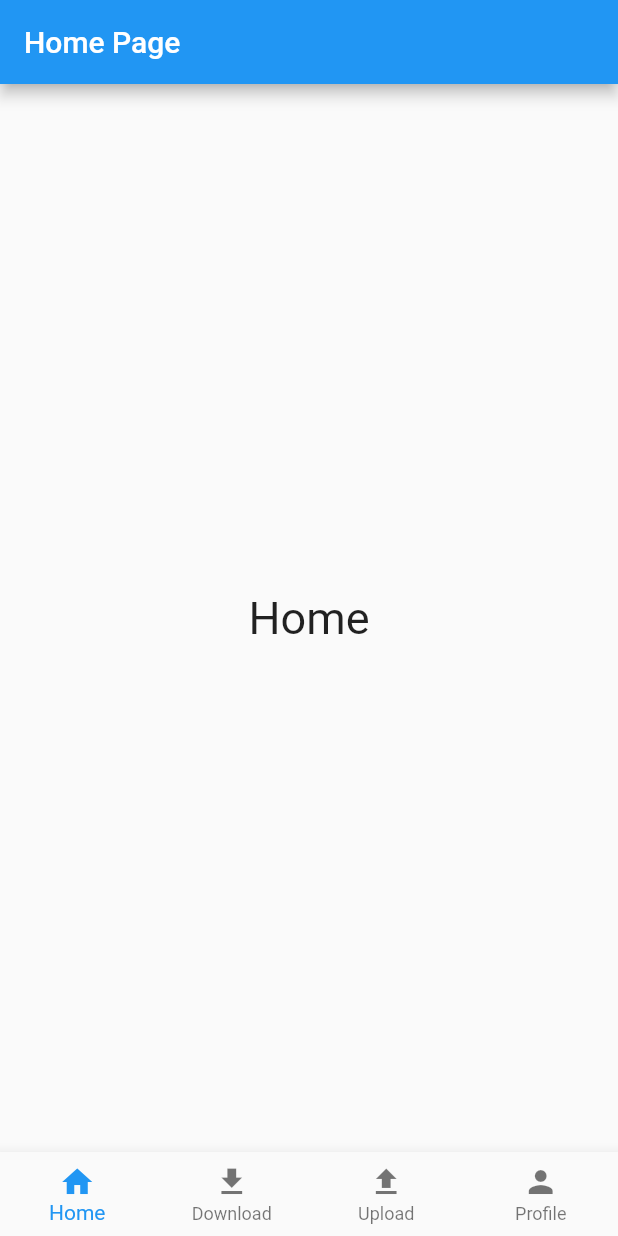
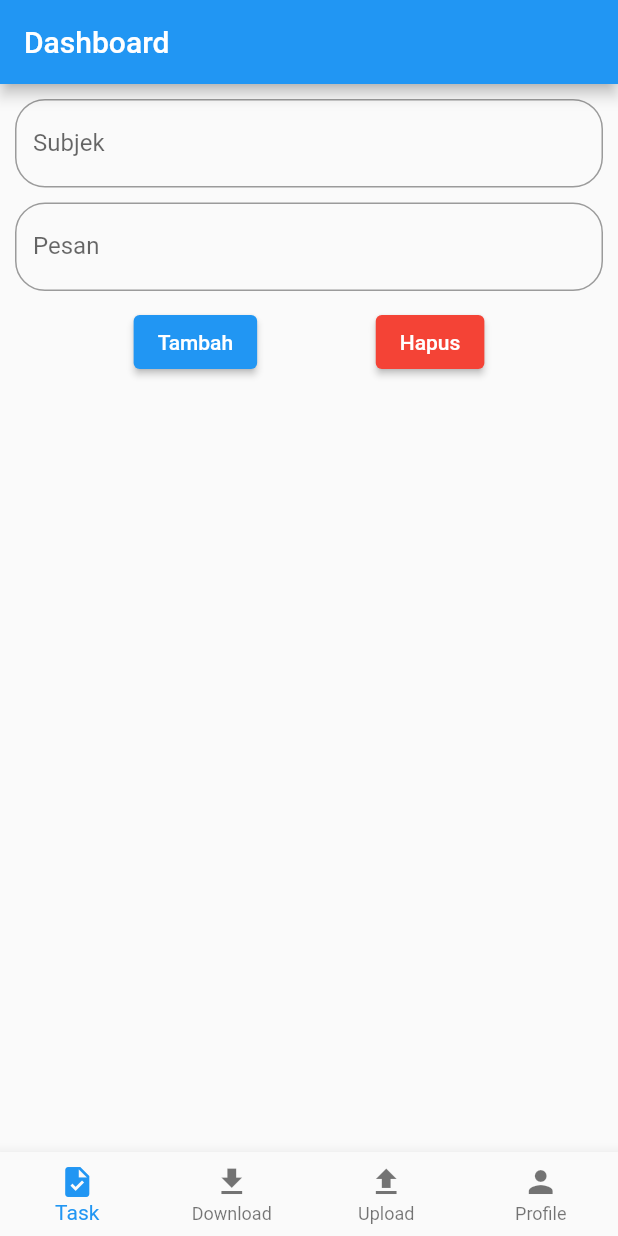
Before and after one commit to irwan123/TaskApp, a Flutter app: the DashboardPage screen opened directly, on a phone screen of 412 x 824 dp. Run offline on Flutter 3.47's test engine with Material 2 defaults, Android fonts, the phone set to English and light mode, and no system bars; our stand-ins replace cloud_firestore, file_picker, firebase_auth, firebase_core, firebase_storage, flutter_local_notifications; accounts and stored records are empty.

Commit message:
task crud

```diff
--- a/lib/dashboard.dart
+++ b/lib/dashboard.dart
@@ -1,5 +1,5 @@
 import 'package:apptask/download.dart';
-import 'package:apptask/home.dart';
+import 'package:apptask/task.dart';
 import 'package:apptask/profil.dart';
 import 'package:apptask/upload.dart';
 import 'package:flutter/material.dart';
@@ -14,17 +14,17 @@ class DashboardPage extends StatefulWidget {
 class _DashboardPageState extends State<DashboardPage> {
   late final int _currentIndex = 0;
 
-  final HomePage _homePage = const HomePage();
+  final TaskPage _taskPage = const TaskPage();
   final DownloadScreen _downloadScreen = const DownloadScreen();
   final UploadScreen _uploadScreen = const UploadScreen();
   final ProfilPage _profilPage = const ProfilPage();
 
-  late Widget _showPage = const HomePage();
+  late Widget _showPage = const TaskPage();
 
   Widget _pageChooser(int page) {
     switch (page) {
       case 0:
-        return _homePage;
+        return _taskPage;
       case 1:
         return _downloadScreen;
       case 2:
@@ -51,8 +51,8 @@ class _DashboardPageState extends State<DashboardPage> {
         type: BottomNavigationBarType.fixed,
         items: const [
           BottomNavigationBarItem(
-              icon: Icon(Icons.home),
-              label: ("Home"),
+              icon: Icon(Icons.task),
+              label: ("Task"),
               backgroundColor: Colors.blue),
           BottomNavigationBarItem(
               icon: Icon(Icons.download),
--- a/lib/home.dart
+++ /dev/null
@@ -1,21 +0,0 @@
-import 'package:flutter/material.dart';
-
-class HomePage extends StatefulWidget {
-  const HomePage({Key? key}) : super(key: key);
-
-  @override
-  _HomePageState createState() => _HomePageState();
-}
-
-class _HomePageState extends State<HomePage> {
-  @override
-  Widget build(BuildContext context) {
-    return Scaffold(
-        appBar: AppBar(title: const Text('Home Page')),
-        body: const Center(
-            child: Text(
-          "Home",
-          style: TextStyle(fontSize: 30),
-        )));
-  }
-}
--- a/lib/login.dart
+++ b/lib/login.dart
@@ -1,7 +1,7 @@
+import 'package:apptask/dashboard.dart';
 import 'package:flutter/material.dart';
 import 'package:flutter/cupertino.dart';
 import 'package:firebase_auth/firebase_auth.dart';
-import 'upload.dart';
 
 class LoginScreen extends StatefulWidget {
   const LoginScreen({Key? key}) : super(key: key);
@@ -72,12 +72,14 @@ class _LoginScreenState extends State<LoginScreen> {
                 width: double.infinity,
                 height: 50,
                 margin: const EdgeInsets.all(10),
+                // ignore: deprecated_member_use
                 child: OutlineButton(
                   borderSide: const BorderSide(
                       color: Colors.blueAccent, style: BorderStyle.solid),
                   textColor: Colors.white,
                   shape: RoundedRectangleBorder(
                       borderRadius: BorderRadius.circular(50)),
+                  // ignore: deprecated_member_use
                   color: Theme.of(context).accentColor,
                   child: const Text(
                     'Login',
@@ -112,7 +114,7 @@ class _LoginScreenState extends State<LoginScreen> {
                               email: _email, password: _password)
                           .then((_) {
                         Navigator.of(context).pushReplacement(MaterialPageRoute(
-                            builder: (context) => const UploadScreen()));
+                            builder: (context) => const DashboardPage()));
                       });
                     }
                   },
@@ -120,13 +122,15 @@ class _LoginScreenState extends State<LoginScreen> {
               ),
               const Text('Tidak punya akun?'),
               Container(
-                margin: EdgeInsets.all(10),
+                margin: const EdgeInsets.all(10),
                 width: double.infinity,
                 height: 50,
+                // ignore: deprecated_member_use
                 child: RaisedButton(
                     shape: RoundedRectangleBorder(
                       borderRadius: BorderRadius.circular(50),
                     ),
+                    // ignore: deprecated_member_use
                     color: Theme.of(context).accentColor,
                     child: const Text(
                       'Register',
@@ -136,7 +140,7 @@ class _LoginScreenState extends State<LoginScreen> {
                           fontSize: 16),
                     ),
                     onPressed: () {
-                      if (_password.length < 6 || _password == null) {
+                      if (_password.length < 6) {
                         showDialog(
                             context: context,
                             builder: (BuildContext context) {
--- a/lib/main.dart
+++ b/lib/main.dart
@@ -1,4 +1,3 @@
-import 'package:apptask/dashboard.dart';
 import 'package:flutter/material.dart';
 import 'package:firebase_core/firebase_core.dart';
 import 'login.dart';
@@ -6,14 +5,16 @@ import 'login.dart';
 void main() async {
   WidgetsFlutterBinding.ensureInitialized();
   await Firebase.initializeApp();
-  runApp(MyApp());
+  runApp(const MyApp());
 }
 
 class MyApp extends StatelessWidget {
+  const MyApp({Key? key}) : super(key: key);
+
   @override
   Widget build(BuildContext context) {
     return const MaterialApp(
-      home: DashboardPage(),
+      home: LoginScreen(),
     );
   }
 }
--- a/lib/profil.dart
+++ b/lib/profil.dart
@@ -11,9 +11,7 @@ class _ProfilPageState extends State<ProfilPage> {
   @override
   Widget build(BuildContext context) {
     return Scaffold(
-        appBar: AppBar(title: const Text('Profil')),
-        body: const Center(
-          child: Text("Profil"),
-        ));
+        appBar: AppBar(title: const Text('Profil Page')),
+        body: const Center(child: Text('Profil Page')));
   }
 }
--- a/lib/services.dart
+++ b/lib/services.dart
@@ -8,7 +8,9 @@ class MyFirebaseStorage {
       final ref = FirebaseStorage.instance.ref(destination);
       return ref.putFile(file);
     } on FirebaseException catch (e) {
+      // ignore: avoid_print
       print('Error!');
+      // ignore: avoid_print
       print(e);
       return null;
     }
--- /dev/null
+++ b/lib/task.dart
@@ -0,0 +1,117 @@
+import 'package:cloud_firestore/cloud_firestore.dart';
+import 'package:flutter/material.dart';
+
+import 'notifikasi_api.dart';
+
+class TaskPage extends StatefulWidget {
+  const TaskPage({Key? key}) : super(key: key);
+
+  @override
+  _TaskPageState createState() => _TaskPageState();
+}
+
+class _TaskPageState extends State<TaskPage> {
+  TextEditingController subjek = TextEditingController();
+  TextEditingController pesan = TextEditingController();
+  final firebase = FirebaseFirestore.instance;
+
+  @override
+  Widget build(BuildContext context) {
+    return Scaffold(
+        appBar: AppBar(title: const Text('Dashboard')),
+        body: Padding(
+          padding: const EdgeInsets.all(10.0),
+          child: Column(
+            children: [
+              TextField(
+                  controller: subjek,
+                  decoration: InputDecoration(
+                      labelText: "Subjek",
+                      border: OutlineInputBorder(
+                          borderRadius: BorderRadius.circular(20)))),
+              const SizedBox(height: 10),
+              TextField(
+                  controller: pesan,
+                  decoration: InputDecoration(
+                      labelText: "Pesan",
+                      border: OutlineInputBorder(
+                          borderRadius: BorderRadius.circular(20)))),
+              const SizedBox(
+                height: 10,
+              ),
+              Row(
+                mainAxisAlignment: MainAxisAlignment.spaceEvenly,
+                children: [
+                  ElevatedButton(
+                      style: TextButton.styleFrom(backgroundColor: Colors.blue),
+                      onPressed: () async {
+                        try {
+                          await firebase
+                              .collection("item")
+                              .doc(subjek.text)
+                              .set({
+                            "subjek": subjek.text,
+                            "pesan": pesan.text,
+                          });
+                        } catch (e) {
+                          // ignore: avoid_print
+                          print(e);
+                        }
+                        NotificationApi.showNotification(
+                          title: 'Pemberitahuan!',
+                          body: subjek.text,
+                        );
+                        subjek.clear();
+                        pesan.clear();
+                      },
+                      child: const Text("Tambah")),
+                  ElevatedButton(
+                      style: TextButton.styleFrom(backgroundColor: Colors.red),
+                      onPressed: () async {
+                        try {
+                          firebase.collection("item").doc(subjek.text).delete();
+                        } catch (e) {
+                          // ignore: avoid_print
+                          print(e);
+                        }
+                        subjek.clear();
+                        pesan.clear();
+                      },
+                      child: const Text("Hapus")),
+                ],
+              ),
+              Expanded(
+                child: SizedBox(
+                  height: 300,
+                  width: double.infinity,
+                  child: SingleChildScrollView(
+                    physics: const ScrollPhysics(),
+                    child: StreamBuilder<QuerySnapshot>(
+                        stream: firebase.collection("item").snapshots(),
+                        builder: (context, snapshot) {
+                          if (snapshot.hasData) {
+                            return ListView.builder(
+                                shrinkWrap: true,
+                                physics: const ScrollPhysics(),
+                                itemCount: snapshot.data!.docs.length,
+                                itemBuilder: (context, i) {
+                                  QueryDocumentSnapshot x =
+                                      snapshot.data!.docs[i];
+                                  return ListTile(
+                                    title: Text(x['subjek']),
+                                    subtitle: Text(x['pesan']),
+                                  );
+                                });
+                          } else {
+                            return const Center(
+                                child: CircularProgressIndicator());
+                          }
+                        }),
+                  ),
+                ),
+              )
+            ],
+          ),
+        ));
+  }
+}
--- a/lib/upload.dart
+++ b/lib/upload.dart
@@ -37,9 +37,11 @@ class _UploadScreenState extends State<UploadScreen> {
     if (task == null) return;
     final snaptshot = await task!.whenComplete(() => {});
     final url = await snaptshot.ref.getDownloadURL();
+    // ignore: avoid_print
     print(url);
   }
 
+  // ignore: non_constant_identifier_names
   Widget UploadStatus(UploadTask task) => StreamBuilder<TaskSnapshot>(
       stream: task.snapshotEvents,
       builder: (context, snapshot) {
@@ -53,6 +55,7 @@ class _UploadScreenState extends State<UploadScreen> {
         }
       });
 
+  @override
   void initState() {
     super.initState();
     NotificationApi.init();
--- a/pubspec.yaml
+++ b/pubspec.yaml
@@ -42,6 +42,9 @@ dependencies:
   rxdart: ^0.27.1
   bottom_navigation_bar: ^1.0.1
   path_provider: ^2.0.5
+  image_picker: ^0.8.4+2
+  cloud_firestore: ^2.5.3
+  flutter_spinkit: ^5.1.0
 
 dev_dependencies:
   flutter_test:
```
Also changed, not shown: pubspec.lock, 1 other file.
